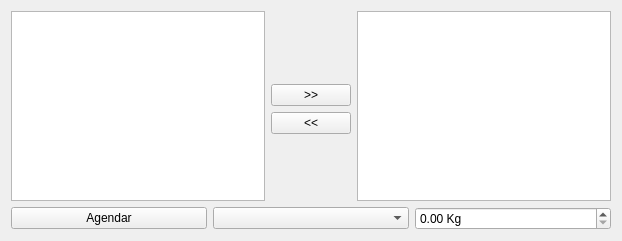
Above: ui/widgetlogisticaagendarcoleta.ui from lellisls/ERP-STACCATO before the change. Below: the same form after it.
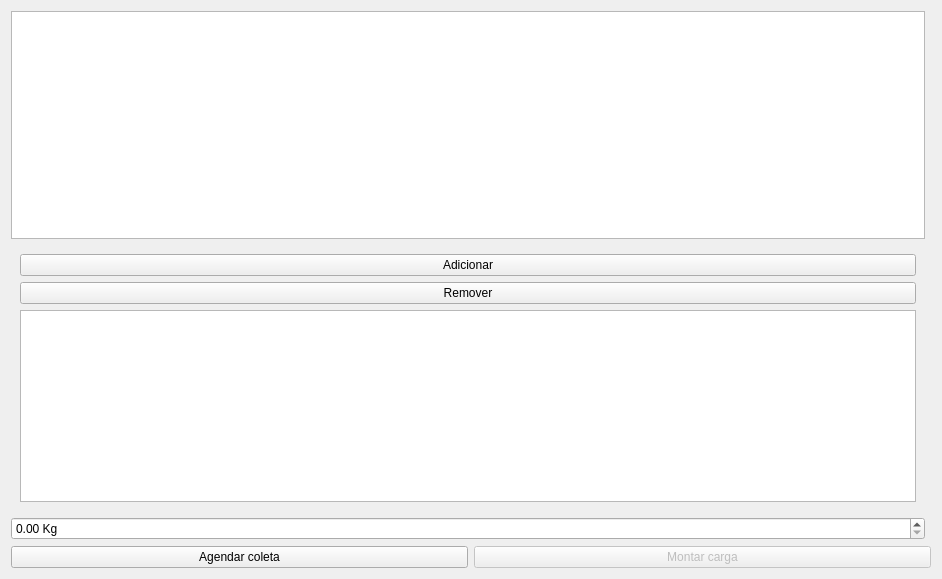
That is the form after the change. Custom widgets are drawn as their Qt base class.

Diff of the .ui file:
```diff
--- a/ui/widgetlogisticaagendarcoleta.ui
+++ b/ui/widgetlogisticaagendarcoleta.ui
@@ -6,80 +6,47 @@
    <rect>
     <x>0</x>
     <y>0</y>
-    <width>622</width>
-    <height>241</height>
+    <width>942</width>
+    <height>579</height>
    </rect>
   </property>
   <property name="windowTitle">
    <string>Form</string>
   </property>
-  <layout class="QGridLayout" name="gridLayout">
-   <item row="1" column="1">
-    <widget class="QPushButton" name="pushButtonSendRight">
-     <property name="text">
-      <string>&gt;&gt;</string>
+  <layout class="QGridLayout" name="gridLayout_2">
+   <item row="4" column="0">
+    <widget class="QDoubleSpinBox" name="doubleSpinBox">
+     <property name="suffix">
+      <string> Kg</string>
      </property>
-    </widget>
-   </item>
-   <item row="2" column="1">
-    <widget class="QPushButton" name="pushButtonSendLeft">
-     <property name="text">
-      <string>&lt;&lt;</string>
+     <property name="maximum">
+      <double>999999.989999999990687</double>
      </property>
     </widget>
    </item>
-   <item row="0" column="1">
-    <spacer name="verticalSpacer_3">
-     <property name="orientation">
-      <enum>Qt::Vertical</enum>
-     </property>
-     <property name="sizeHint" stdset="0">
-      <size>
-       <width>20</width>
-       <height>40</height>
-      </size>
-     </property>
-    </spacer>
-   </item>
-   <item row="3" column="1">
-    <spacer name="verticalSpacer">
-     <property name="orientation">
-      <enum>Qt::Vertical</enum>
-     </property>
-     <property name="sizeHint" stdset="0">
-      <size>
-       <width>20</width>
-       <height>40</height>
-      </size>
-     </property>
-    </spacer>
-   </item>
-   <item row="4" column="0" colspan="3">
+   <item row="5" column="0" colspan="2">
     <layout class="QHBoxLayout" name="horizontalLayout">
      <item>
       <widget class="QPushButton" name="pushButton">
        <property name="text">
-        <string>Agendar</string>
+        <string>Agendar coleta</string>
        </property>
       </widget>
      </item>
      <item>
-      <widget class="QComboBox" name="comboBox"/>
-     </item>
-     <item>
-      <widget class="QDoubleSpinBox" name="doubleSpinBox">
-       <property name="suffix">
-        <string> Kg</string>
+      <widget class="QPushButton" name="pushButtonMontarCarga">
+       <property name="enabled">
+        <bool>false</bool>
        </property>
-       <property name="maximum">
-        <double>999999.989999999990687</double>
+       <property name="text">
+        <string>Montar carga</string>
        </property>
       </widget>
      </item>
     </layout>
    </item>
-   <item row="0" column="2" rowspan="4">
-    <widget class="QTreeView" name="tableTransp">
+   <item row="0" column="0">
+    <widget class="TableView" name="tableEstoque">
      <property name="palette">
       <palette>
        <active>
@@ -117,55 +84,8 @@
        </disabled>
       </palette>
      </property>
-     <property name="styleSheet">
-      <string notr="true">QTreeView::item { border: 0.5px ; border-style: solid ; border-color: lightgray ;}</string>
-     </property>
-     <property name="alternatingRowColors">
+     <property name="mouseTracking">
       <bool>true</bool>
-     </property>
-     <property name="headerHidden">
-      <bool>false</bool>
-     </property>
-    </widget>
-   </item>
-   <item row="0" column="0" rowspan="4">
-    <widget class="QTreeView" name="tableEstoque">
-     <property name="palette">
-      <palette>
-       <active>
-        <colorrole role="Highlight">
-         <brush brushstyle="SolidPattern">
-          <color alpha="255">
-           <red>51</red>
-           <green>153</green>
-           <blue>255</blue>
-          </color>
-         </brush>
-        </colorrole>
-       </active>
-       <inactive>
-        <colorrole role="Highlight">
-         <brush brushstyle="SolidPattern">
-          <color alpha="255">
-           <red>51</red>
-           <green>153</green>
-           <blue>255</blue>
-          </color>
-         </brush>
-        </colorrole>
-       </inactive>
-       <disabled>
-        <colorrole role="Highlight">
-         <brush brushstyle="SolidPattern">
-          <color alpha="255">
-           <red>51</red>
-           <green>153</green>
-           <blue>255</blue>
-          </color>
-         </brush>
-        </colorrole>
-       </disabled>
-      </palette>
      </property>
      <property name="editTriggers">
       <set>QAbstractItemView::NoEditTriggers</set>
@@ -188,10 +108,90 @@
      <property name="selectionBehavior">
       <enum>QAbstractItemView::SelectRows</enum>
      </property>
+     <property name="sortingEnabled">
+      <bool>true</bool>
+     </property>
+    </widget>
+   </item>
+   <item row="3" column="0">
+    <widget class="QFrame" name="frameCaminhao">
+     <layout class="QGridLayout" name="gridLayout">
+      <item row="2" column="0" rowspan="4" colspan="2">
+       <widget class="QTreeView" name="tableTransp">
+        <property name="palette">
+         <palette>
+          <active>
+           <colorrole role="Highlight">
+            <brush brushstyle="SolidPattern">
+             <color alpha="255">
+              <red>51</red>
+              <green>153</green>
+              <blue>255</blue>
+             </color>
+            </brush>
+           </colorrole>
+          </active>
+          <inactive>
+           <colorrole role="Highlight">
+            <brush brushstyle="SolidPattern">
+             <color alpha="255">
+              <red>51</red>
+              <green>153</green>
+              <blue>255</blue>
+             </color>
+            </brush>
+           </colorrole>
+          </inactive>
+          <disabled>
+           <colorrole role="Highlight">
+            <brush brushstyle="SolidPattern">
+             <color alpha="255">
+              <red>51</red>
+              <green>153</green>
+              <blue>255</blue>
+             </color>
+            </brush>
+           </colorrole>
+          </disabled>
+         </palette>
+        </property>
+        <property name="styleSheet">
+         <string notr="true">QTreeView::item { border: 0.5px ; border-style: solid ; border-color: lightgray ;}</string>
+        </property>
+        <property name="alternatingRowColors">
+         <bool>true</bool>
+        </property>
+        <property name="headerHidden">
+         <bool>false</bool>
+        </property>
+       </widget>
+      </item>
+      <item row="0" column="0" colspan="2">
+       <widget class="QPushButton" name="pushButtonSendRight">
+        <property name="text">
+         <string>Adicionar</string>
+        </property>
+       </widget>
+      </item>
+      <item row="1" column="0" colspan="2">
+       <widget class="QPushButton" name="pushButtonSendLeft">
+        <property name="text">
+         <string>Remover</string>
+        </property>
+       </widget>
+      </item>
+     </layout>
     </widget>
    </item>
   </layout>
  </widget>
+ <customwidgets>
+  <customwidget>
+   <class>TableView</class>
+   <extends>QTableView</extends>
+   <header>src/tableview.h</header>
+  </customwidget>
+ </customwidgets>
  <resources/>
  <connections/>
 </ui>
```
Left out of the diff: 2 changed lines with no effect on the pictures.
